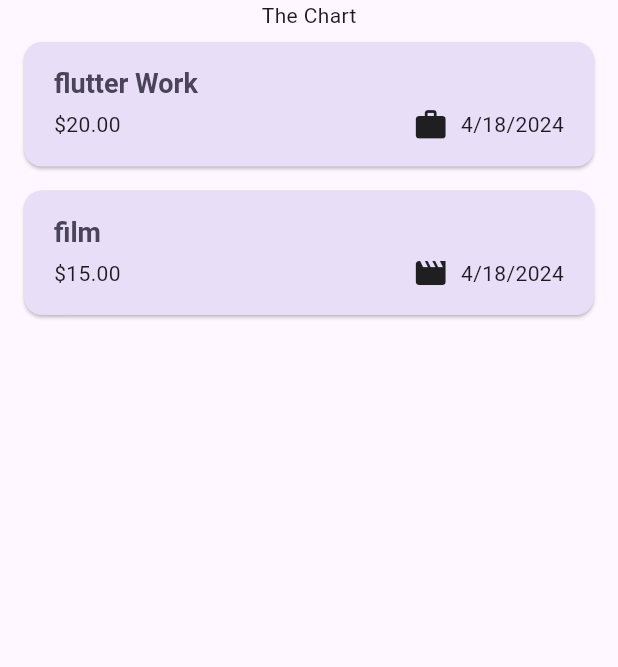
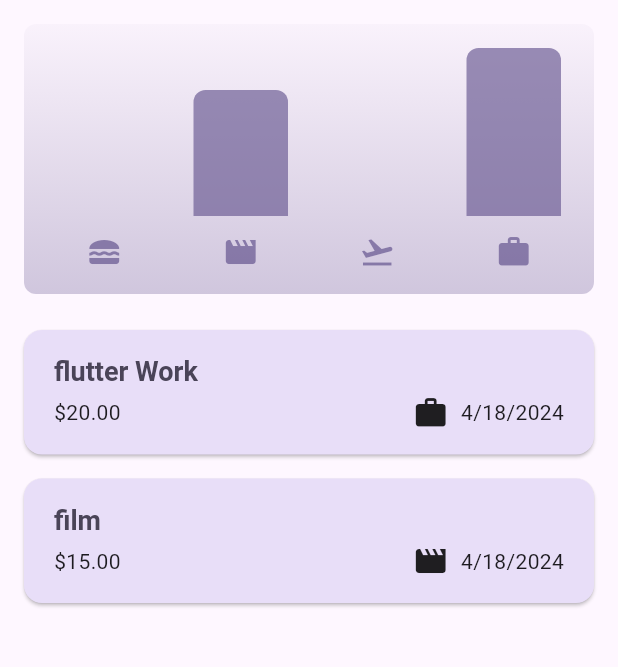
Before and after one commit to muhammed-suhaid/Expense_Tracker_App, a Flutter app: the screen it shows after launch, on a phone screen of 412 x 824 dp, the part 84-751 px from its top. Run offline on Flutter 3.47's test engine with Material 3 defaults, Android fonts, the phone set to English and light mode, and no system bars.

Commit message:
implmented chart

```diff
--- a/lib/models/expense.dart
+++ b/lib/models/expense.dart
@@ -29,7 +29,31 @@ class Expense {
   final DateTime date;
   final Category category;
 
-  String get formattedDate{
+  String get formattedDate {
     return dateFormatter.format(date);
   }
 }
+
+class ExpenseBucket {
+  ExpenseBucket({
+    required this.category,
+    required this.expenses,
+  });
+
+  ExpenseBucket.forCategory(List<Expense> allExpenses, this.category)
+      : expenses = allExpenses
+            .where((expense) => expense.category == category)
+            .toList();
+
+  final Category category;
+  final List<Expense> expenses;
+
+  double get totalExpenses {
+    double sum = 0;
+
+    for (final expense in expenses) {
+      sum += expense.amount;
+    }
+    return sum;
+  }
+}
--- /dev/null
+++ b/lib/widgets/chart/chart.dart
@@ -0,0 +1,98 @@
+import 'package:flutter/material.dart';
+
+import 'package:expense_tracker/widgets/chart/chart_bar.dart';
+import 'package:expense_tracker/models/expense.dart';
+
+class Chart extends StatelessWidget {
+  const Chart({
+    super.key,
+    required this.expenses,
+  });
+
+  final List<Expense> expenses;
+
+  List<ExpenseBucket> get buckets {
+    return [
+      ExpenseBucket.forCategory(expenses, Category.food),
+      ExpenseBucket.forCategory(expenses, Category.leisure),
+      ExpenseBucket.forCategory(expenses, Category.travel),
+      ExpenseBucket.forCategory(expenses, Category.work),
+    ];
+  }
+
+  double get maxTotalExpense {
+    double maxTotalExpense = 0;
+
+    for (final bucket in buckets) {
+      if (bucket.totalExpenses > maxTotalExpense) {
+        maxTotalExpense = bucket.totalExpenses;
+      }
+    }
+
+    return maxTotalExpense;
+  }
+
+  @override
+  Widget build(BuildContext context) {
+    final isDarkMode =
+        MediaQuery.of(context).platformBrightness == Brightness.dark;
+    return Container(
+      margin: const EdgeInsets.all(16),
+      padding: const EdgeInsets.symmetric(
+        vertical: 16,
+        horizontal: 8,
+      ),
+      width: double.infinity,
+      height: 180,
+      decoration: BoxDecoration(
+        borderRadius: BorderRadius.circular(8),
+        gradient: LinearGradient(
+          colors: [
+            Theme.of(context).colorScheme.primary.withOpacity(0.3),
+            Theme.of(context).colorScheme.primary.withOpacity(0.03)
+          ],
+          begin: Alignment.bottomCenter,
+          end: Alignment.topCenter,
+        ),
+      ),
+      child: Column(
+        children: [
+          Expanded(
+            child: Row(
+              crossAxisAlignment: CrossAxisAlignment.end,
+              children: [
+                for (final bucket in buckets)
+                  ChartBar(
+                    fill: bucket.totalExpenses == 0
+                        ? 0
+                        : bucket.totalExpenses / maxTotalExpense,
+                  ),
+              ],
+            ),
+          ),
+          const SizedBox(height: 12),
+          Row(
+            children: buckets
+                .map(
+                  (bucket) => Expanded(
+                    child: Padding(
+                      padding: const EdgeInsets.symmetric(horizontal: 4),
+                      child: Icon(
+                        categoryIcons[bucket.category],
+                        color: isDarkMode
+                            ? Theme.of(context).colorScheme.secondary
+                            : Theme.of(context)
+                                .colorScheme
+                                .primary
+                                .withOpacity(0.7),
+                      ),
+                    ),
+                  ),
+                )
+                .toList(),
+          ),
+        ],
+      ),
+    );
+  }
+}
--- /dev/null
+++ b/lib/widgets/chart/chart_bar.dart
@@ -0,0 +1,34 @@
+import 'package:flutter/material.dart';
+
+class ChartBar extends StatelessWidget {
+  const ChartBar({
+    super.key,
+    required this.fill,
+  });
+
+  final double fill;
+
+  @override
+  Widget build(BuildContext context) {
+    final isDarkMode =
+        MediaQuery.of(context).platformBrightness == Brightness.dark;
+    return Expanded(
+      child: Padding(
+        padding: const EdgeInsets.symmetric(horizontal: 14),
+        child: FractionallySizedBox(
+          heightFactor: fill,
+          child: DecoratedBox(
+            decoration: BoxDecoration(
+              shape: BoxShape.rectangle,
+              borderRadius:
+                  const BorderRadius.vertical(top: Radius.circular(8)),
+              color: isDarkMode
+                  ? Theme.of(context).colorScheme.secondary
+                  : Theme.of(context).colorScheme.primary.withOpacity(0.65),
+            ),
+          ),
+        ),
+      ),
+    );
+  }
+}
--- a/lib/widgets/expenses.dart
+++ b/lib/widgets/expenses.dart
@@ -1,5 +1,6 @@
 import 'package:expense_tracker/models/expense.dart';
 import 'package:expense_tracker/widgets/add_expense.dart';
+import 'package:expense_tracker/widgets/chart/chart.dart';
 import 'package:expense_tracker/widgets/expense_list/expense_list.dart';
 import 'package:flutter/material.dart';
 
@@ -85,7 +86,7 @@ class _ExpensesPageState extends State<ExpensesPage> {
       ),
       body: Column(
         children: [
-          const Text("The Chart"),
+          Chart(expenses: _registeredExpenses),
           Expanded(child: mainContent),
         ],
       ),
```
